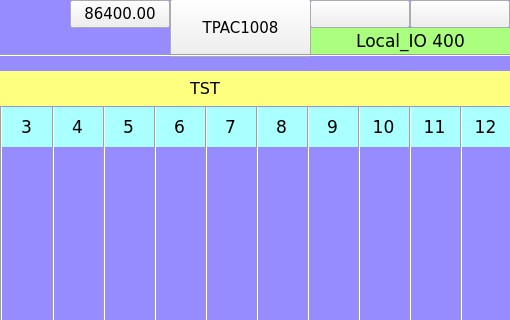
Before: the Qt Designer form TPAC1008_02/Local_IO_HMI/page400.ui in MECTsrl/mect_apps, drawn with Qt 5; both pictures show x 290 to 800 and y 0 to 320 of the 800 by 480 pixel window.
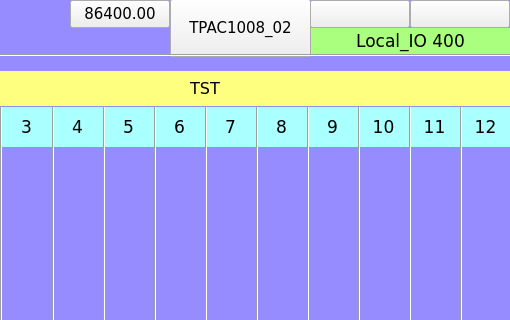
After: the same form once the commit is applied. Custom widgets are drawn as their Qt base class.

Diff of the .ui file:
```diff
--- a/TPAC1008_02/Local_IO_HMI/page400.ui
+++ b/TPAC1008_02/Local_IO_HMI/page400.ui
@@ -109,7 +109,7 @@
     </color>
    </property>
    <property name="text">
-    <string>TPAC1008</string>
+    <string>TPAC1008_02</string>
    </property>
    <property name="pressText">
     <string>TPAC1008</string>
```
Left out of the diff: 2 changed lines with no effect on the pictures.
